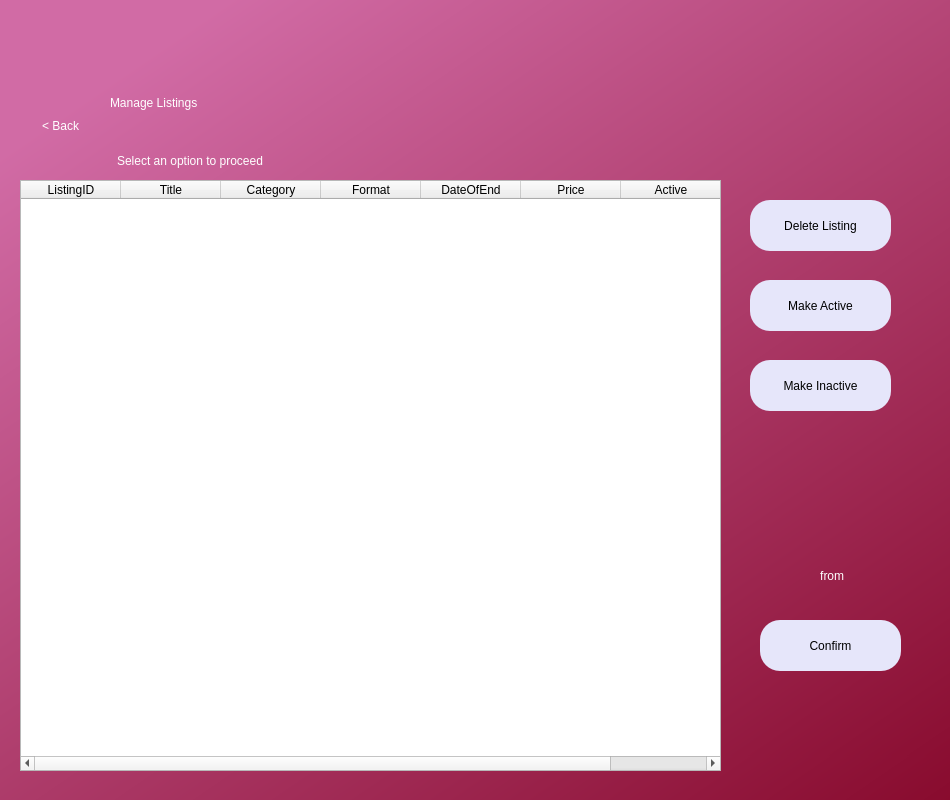
Old version of the form managelists.ui in the repository AnshulS853/Coursework-Improved.
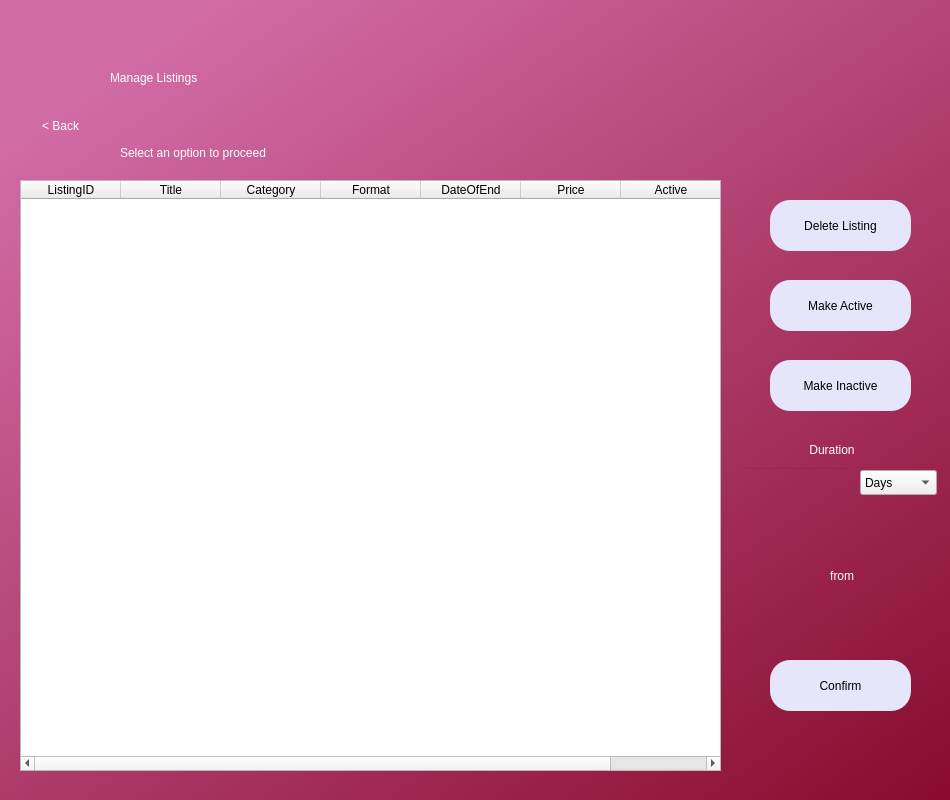
New version of the form.

Diff of the .ui file:
```diff
--- a/managelists.ui
+++ b/managelists.ui
@@ -42,9 +42,9 @@
     <property name="geometry">
      <rect>
       <x>110</x>
-      <y>60</y>
-      <width>564</width>
-      <height>85</height>
+      <y>20</y>
+      <width>679</width>
+      <height>116</height>
      </rect>
     </property>
     <property name="styleSheet">
@@ -57,10 +57,10 @@
    <widget class="QLabel" name="label_4">
     <property name="geometry">
      <rect>
-      <x>117</x>
+      <x>120</x>
       <y>140</y>
-      <width>221</width>
-      <height>41</height>
+      <width>258</width>
+      <height>25</height>
      </rect>
     </property>
     <property name="styleSheet">
@@ -124,7 +124,7 @@
    <widget class="QPushButton" name="deletelist">
     <property name="geometry">
      <rect>
-      <x>750</x>
+      <x>770</x>
       <y>200</y>
       <width>141</width>
       <height>51</height>
@@ -142,7 +142,7 @@
    <widget class="QPushButton" name="setactive">
     <property name="geometry">
      <rect>
-      <x>750</x>
+      <x>770</x>
       <y>280</y>
       <width>141</width>
       <height>51</height>
@@ -160,7 +160,7 @@
    <widget class="QPushButton" name="setinactive">
     <property name="geometry">
      <rect>
-      <x>750</x>
+      <x>770</x>
       <y>360</y>
       <width>141</width>
       <height>51</height>
@@ -178,7 +178,7 @@
    <widget class="QLabel" name="confirmtoast">
     <property name="geometry">
      <rect>
-      <x>730</x>
+      <x>740</x>
       <y>510</y>
       <width>201</width>
       <height>131</height>
@@ -199,8 +199,8 @@
    <widget class="QPushButton" name="confirmchoice">
     <property name="geometry">
      <rect>
-      <x>760</x>
-      <y>620</y>
+      <x>770</x>
+      <y>660</y>
       <width>141</width>
       <height>51</height>
      </rect>
@@ -231,6 +231,69 @@
      <string>&lt; Back</string>
     </property>
    </widget>
+   <widget class="QLabel" name="durationlabel">
+    <property name="geometry">
+     <rect>
+      <x>792</x>
+      <y>437</y>
+      <width>80</width>
+      <height>25</height>
+     </rect>
+    </property>
+    <property name="styleSheet">
+     <string notr="true">font: 16pt &quot;MS Shell Dlg 2&quot;;color:rgb(255, 255, 255)</string>
+    </property>
+    <property name="text">
+     <string>Duration</string>
+    </property>
+    <property name="alignment">
+     <set>Qt::AlignCenter</set>
+    </property>
+   </widget>
+   <widget class="QLineEdit" name="durationfield">
+    <property name="geometry">
+     <rect>
+      <x>740</x>
+      <y>467</y>
+      <width>111</width>
+      <height>31</height>
+     </rect>
+    </property>
+    <property name="styleSheet">
+     <string notr="true">background-color:rgba(0,0,0,0);
+font: 12pt &quot;MS Shell Dlg 2&quot;;
+color:rgb(255, 255, 255);</string>
+    </property>
+   </widget>
+   <widget class="QComboBox" name="durationunits">
+    <property name="geometry">
+     <rect>
+      <x>860</x>
+      <y>470</y>
+      <width>77</width>
+      <height>25</height>
+     </rect>
+    </property>
+    <property name="styleSheet">
+     <string notr="true">border-color: rgb(0, 0, 127);
+font: 12pt &quot;MS Shell Dlg 2&quot;;</string>
+    </property>
+    <item>
+     <property name="text">
+      <string>Days</string>
+     </property>
+    </item>
+    <item>
+     <property name="text">
+      <string>Weeks</string>
+     </property>
+    </item>
+    <item>
+     <property name="text">
+      <string>Months</string>
+     </property>
+    </item>
+   </widget>
   </widget>
  </widget>
  <resources>
```
